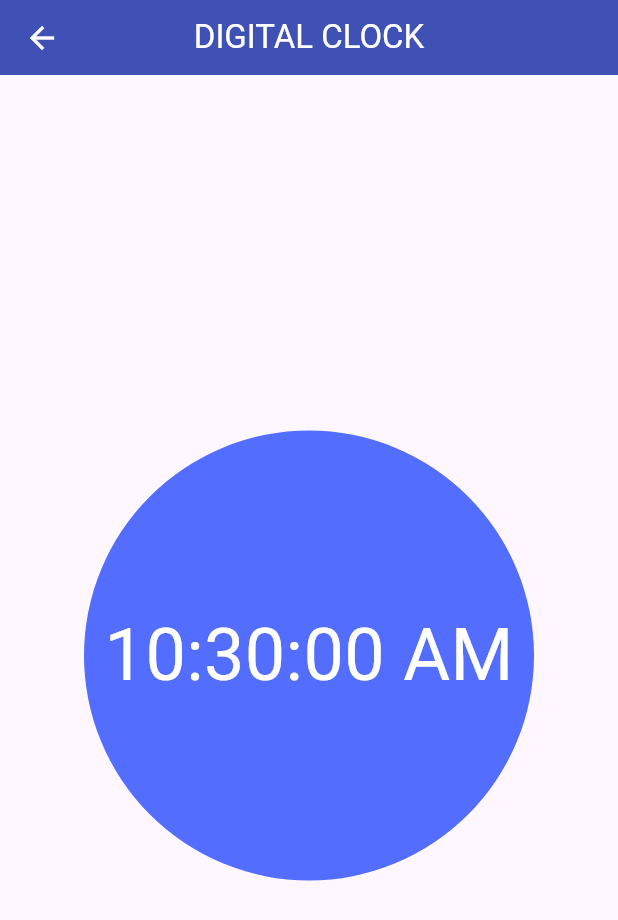
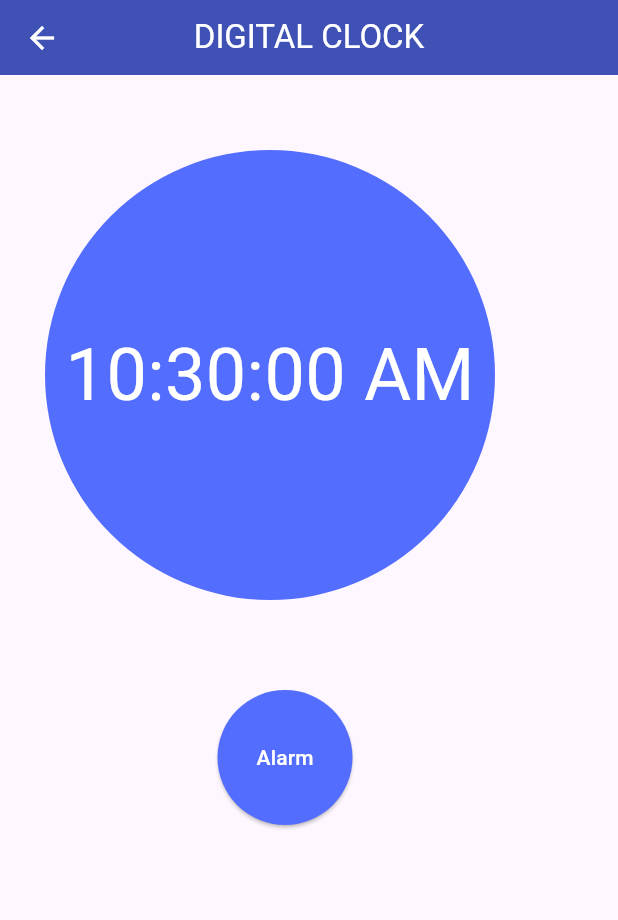
Before and after one commit to mardy-cse/contact_book, a Flutter app: the ClockScreen screen opened directly, on a phone screen of 412 x 824 dp. Shown: the top 920 px of the screen. Run offline on Flutter 3.47's test engine with Material 3 defaults, Android fonts, the phone set to English and light mode, and no system bars; our stand-ins replace cloud_firestore, firebase_core, get; accounts and stored records are empty.

Commit message:
Alarm add

```diff
--- a/lib/constant/text_constant.dart
+++ b/lib/constant/text_constant.dart
@@ -56,3 +56,7 @@ mixin CalculatorText {
   static const div = 'div';
   static const reset = 'reset';
 }
+mixin ClockText {
+  static const alarm = 'Alarm';
+  static const select = 'Selected Time';
+}
--- a/lib/features/clock/presentation/screen/clock_screen.dart
+++ b/lib/features/clock/presentation/screen/clock_screen.dart
@@ -1,4 +1,7 @@
+import 'package:contact_book/constant/app_space.dart';
+import 'package:contact_book/constant/text_constant.dart';
 import 'package:contact_book/constant/widget/custom_appbar_widget.dart';
+import 'package:contact_book/features/clock/presentation/screen/alarm_screen.dart';
 import 'package:flutter/material.dart';
 import 'package:get/get.dart';
 
@@ -13,12 +16,15 @@ class ClockScreen extends StatelessWidget {
   Widget build(BuildContext context) {
     return Scaffold(
       appBar: CustomAppbarWidget(appBarTitle: 'Digital clock'),
-      body: Center(
+      body: Column(
+        children: [
+          Padding(
+            padding: EdgeInsets.only(top: 50, left: 30, right: 15),
             child: Container(
               height: 300,
               width: 300,
-          decoration:
-              BoxDecoration(shape: BoxShape.circle, color: Colors.indigoAccent),
+              decoration: BoxDecoration(
+                  shape: BoxShape.circle, color: Colors.indigoAccent),
               child: Obx(
                 () => Center(
                   child: Text(
@@ -29,6 +35,28 @@ class ClockScreen extends StatelessWidget {
               ),
             ),
           ),
+          AppSpace.height30,
+          Padding(
+            padding: const EdgeInsets.only(top: 30, left: 45, right: 10),
+            child: Container(
+              width: 90,
+              height: 90,
+              decoration: BoxDecoration(shape: BoxShape.circle),
+              child: ElevatedButton(
+                  style: ButtonStyle(
+                      backgroundColor:
+                          WidgetStatePropertyAll(Colors.indigoAccent)),
+                  onPressed: () {
+                    Get.to(AlarmScreen());
+                  },
+                  child: Text(
+                    ClockText.alarm,
+                    style: TextStyle(color: Colors.white),
+                  )),
+            ),
+          ),
+        ],
+      ),
     );
   }
 }
```
Also changed, not shown: lib/features/clock/presentation/controller/alarm_controller.dart (added, +28 -0 lines), lib/features/clock/presentation/screen/alarm_screen.dart (added, +60 -0 lines), lib/features/clock/presentation/widget/alarm_bottom_sheet_widget.dart (added, +115 -0 lines), lib/features/clock/presentation/widget/alarm_listview_widget.dart (added, +44 -0 lines). Lines whose indentation alone changed are shown as unchanged.
